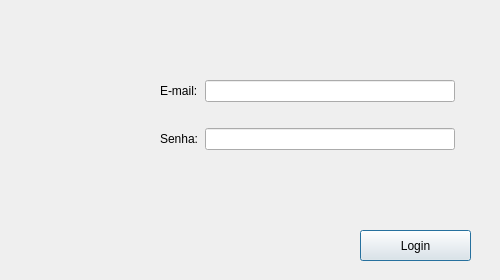
First picture: the form in pop/interface/login/login_dialog.ui, repository DolphinDatabase/POP-QGisPlugin, before the edit.
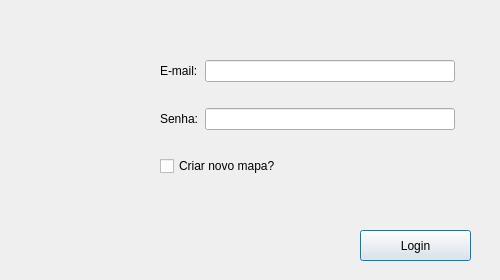
Second picture: the form after the edit.

Patch:
```diff
--- a/pop/interface/login/login_dialog.ui
+++ b/pop/interface/login/login_dialog.ui
@@ -20,9 +20,9 @@
    <property name="geometry">
     <rect>
      <x>160</x>
-     <y>80</y>
+     <y>60</y>
      <width>311</width>
-     <height>130</height>
+     <height>133</height>
     </rect>
    </property>
    <layout class="QFormLayout" name="formLayout">
@@ -80,6 +80,13 @@
       </property>
      </widget>
     </item>
+    <item row="4" column="0" colspan="2">
+     <widget class="QCheckBox" name="chk_map">
+      <property name="text">
+       <string>Criar novo mapa?</string>
+      </property>
+     </widget>
+    </item>
    </layout>
   </widget>
   <widget class="QPushButton" name="btn_login">
```
